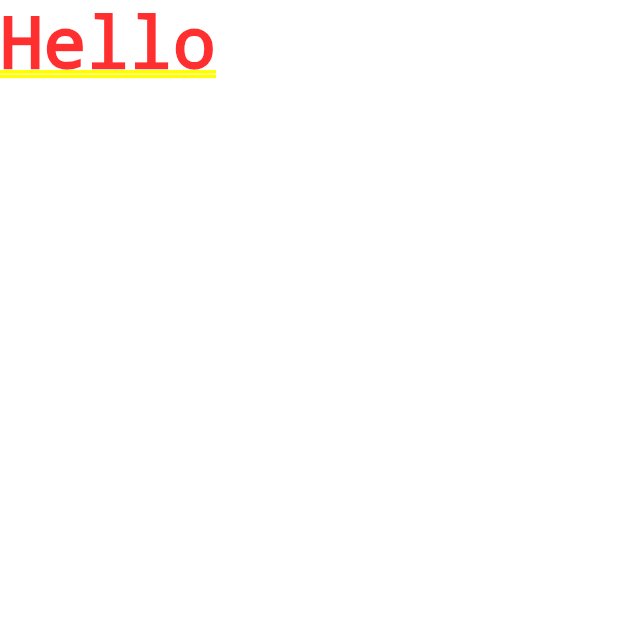
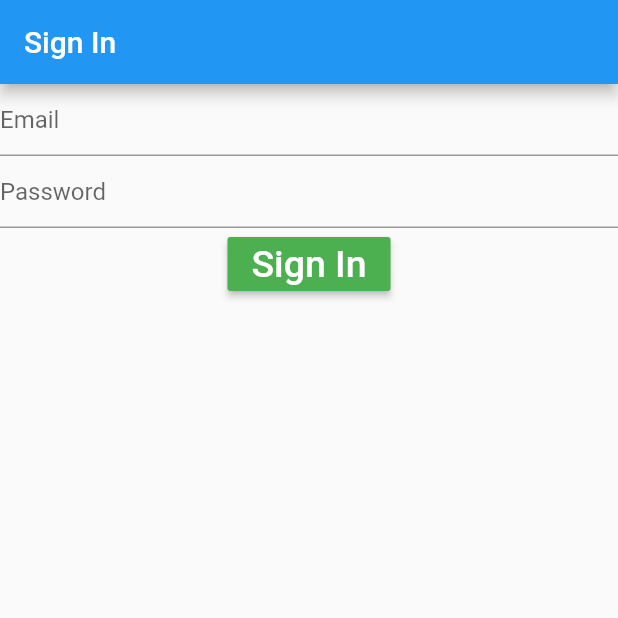
Before and after one commit to dstr3nt/map2020_PhotoMemo, a Flutter app: the screen it shows after launch, on a phone screen of 412 x 824 dp, the top half of it. Run offline on Flutter 3.47's test engine with Material 2 defaults, Android fonts, the phone set to English and light mode, and no system bars.

Commit message:
Sign In Screen before FireBase

```diff
--- a/lib/main.dart
+++ b/lib/main.dart
@@ -1,4 +1,5 @@
 import 'package:flutter/material.dart';
+import 'package:photomemo/screens/signin_screen.dart';
 
 void main() {
   runApp(PhotoMemoApp());
@@ -8,7 +9,10 @@ class PhotoMemoApp extends StatelessWidget {
   @override
   Widget build(BuildContext context) {
     return MaterialApp(
-      home: Text('Hello'),
+      initialRoute: SignInScreen.routeName,
+      routes: {
+        SignInScreen.routeName: (context) => SignInScreen(),
+      },
     );
   }
 }
--- /dev/null
+++ b/lib/screens/signin_screen.dart
@@ -0,0 +1,106 @@
+import 'package:flutter/material.dart';
+
+class SignInScreen extends StatefulWidget {
+  static const routeName = '/signInScreen';
+
+  @override
+  State<StatefulWidget> createState() {
+    return _SignInState();
+  }
+}
+
+class _SignInState extends State<SignInScreen> {
+  _Controller con;
+  var formKey = GlobalKey<FormState>();
+
+  @override
+  void initState() {
+    super.initState();
+    con = _Controller(this);
+  }
+
+  @override
+  Widget build(BuildContext context) {
+    return Scaffold(
+      appBar: AppBar(
+        title: Text('Sign In'),
+      ),
+      body: SingleChildScrollView(
+        child: Form(
+          key: formKey,
+          child: Column(
+            children: <Widget>[
+              TextFormField(
+                decoration: InputDecoration(
+                  hintText: 'Email',
+                ),
+                keyboardType: TextInputType.emailAddress,
+                autocorrect: false,
+                validator: con.validatorEmail,
+                onSaved: con.onSavedEmail,
+              ),
+              TextFormField(
+                decoration: InputDecoration(
+                  hintText: 'Password',
+                ),
+                obscureText: true,
+                autocorrect: false,
+                validator: con.validatorPassword,
+                onSaved: con.onSavedPassword,
+              ),
+              RaisedButton(
+                child: Text(
+                  'Sign In',
+                  style: TextStyle(fontSize: 25.0, color: Colors.white),
+                ),
+                color: Colors.green,
+                onPressed: con.signIn,
+              ),
+            ],
+          ),
+        ),
+      ),
+    );
+  }
+}
+
+class _Controller {
+  _SignInState _state;
+  _Controller(this._state);
+  String email;
+  String password;
+
+  void signIn() {
+    if (!_state.formKey.currentState.validate()) {
+      return;
+    }
+
+    _state.formKey.currentState.save();
+
+    print('=*=*= email : $email  password : $password');
+  }
+
+  String validatorEmail(String value) {
+    if (value == null || !value.contains('@') || !value.contains('.')) {
+      return 'Invaild Email Address';
+    } else {
+      return null;
+    }
+  }
+
+  void onSavedEmail(String value) {
+    email = value;
+  }
+
+  String validatorPassword(String value) {
+    if (value == null || value.length < 6) {
+      return 'Password MIN 6 Chars';
+    } else {
+      return null;
+    }
+  }
+
+  void onSavedPassword(String value) {
+    password = value;
+  }
+}
```
